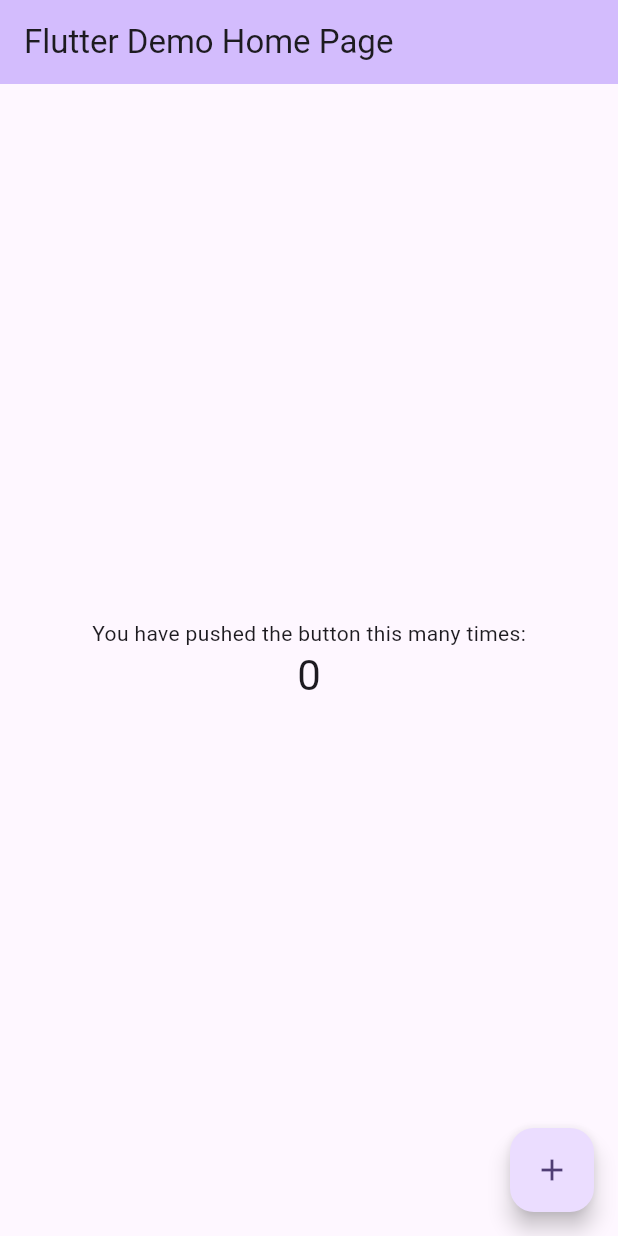
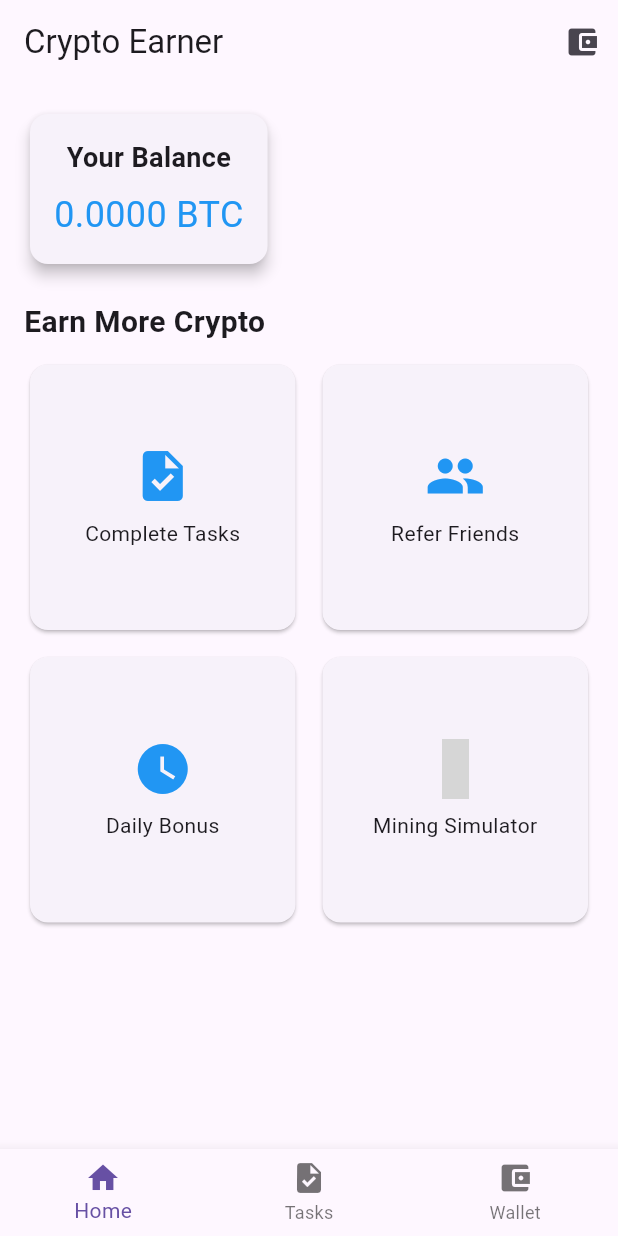
Before and after one commit to could-ai/019a21db-df8b-78df-875e-e16edebe4e05, a Flutter app: the screen it shows after launch, on a phone screen of 412 x 824 dp. Run offline on Flutter 3.47's test engine with Material 3 defaults, Android fonts, the phone set to English and light mode, and no system bars; our stand-ins replace share_plus, shared_preferences; statements that could not run were skipped; grey boxes are pictures that could not be loaded.

Commit message:
Updated the app name to 'crypto_earner_app' and description to reflect a free crypto earning app. Added provider for state management and shared_preferences for local data storage to handle user balance and tasks locally.; Completely rewrote main.dart to set up the crypto earning app structure with Provider for state management, SharedPreferences for local storage, and routes for different screens including Home, Tasks, Wallet, and Referral.; Created the home screen displaying the user's crypto balance, navigation to tasks and referral screens, and a bottom navigation bar for easy access to main sections. This screen serves as the main dashboard for the crypto earning app.; Created the tasks screen where users can view and complete tasks to earn crypto. Each task shows its title, reward amount, and a button to complete it, updating the balance through the provider.; Created the wallet screen to display the user's crypto balance and transaction history. It shows current balance and a list of past transactions with dates and amounts.; Created the referral screen where users can view their referral code, share it to invite friends, and see potential earnings from referrals. This encourages user growth and provides another way to earn crypto.; Created the AppProvider class to manage app state using Provider pattern. It handles user balance, tasks list, transactions history, and referral code. Includes methods to complete tasks, add referral earnings, and persist data using SharedPreferences.; Created a placeholder screen for the mining simulator feature, which can be expanded later to include simulated crypto mining gameplay.; Created a placeholder screen for the daily bonus feature, which can be implemented later to provide daily rewards to users.

```diff
--- a/usr/lib/main.dart
+++ b/usr/lib/main.dart
@@ -1,120 +1,44 @@
 import 'package:flutter/material.dart';
+import 'package:provider/provider.dart';
+import 'package:shared_preferences/shared_preferences.dart';
 
-void main() {
-  runApp(const MyApp());
+import 'screens/home_screen.dart';
+import 'screens/tasks_screen.dart';
+import 'screens/wallet_screen.dart';
+import 'screens/referral_screen.dart';
+import 'providers/app_provider.dart';
+
+void main() async {
+  WidgetsFlutterBinding.ensureInitialized();
+  final prefs = await SharedPreferences.getInstance();
+  runApp(MyApp(prefs: prefs));
 }
 
 class MyApp extends StatelessWidget {
-  const MyApp({super.key});
+  final SharedPreferences prefs;
 
-  // This widget is the root of your application.
+  const MyApp({super.key, required this.prefs});
+
   @override
   Widget build(BuildContext context) {
-    return MaterialApp(
-      title: 'Flutter Demo',
-      debugShowCheckedModeBanner: false,
-      theme: ThemeData(
-        // This is the theme of your application.
-        //
-        // TRY THIS: Try running your application with "flutter run". You'll see
-        // the application has a purple toolbar. Then, without quitting the app,
-        // try changing the seedColor in the colorScheme below to Colors.green
-        // and then invoke "hot reload" (save your changes or press the "hot
-        // reload" button in a Flutter-supported IDE, or press "r" if you used
-        // the command line to start the app).
-        //
-        // Notice that the counter didn't reset back to zero; the application
-        // state is not lost during the reload. To reset the state, use hot
-        // restart instead.
-        //
-        // This works for code too, not just values: Most code changes can be
-        // tested with just a hot reload.
-        colorScheme: ColorScheme.fromSeed(seedColor: Colors.deepPurple),
+    return MultiProvider(
+      providers: [
+        ChangeNotifierProvider(create: (_) => AppProvider(prefs)),
+      ],
+      child: MaterialApp(
+        title: 'Crypto Earner',
+        debugShowCheckedModeBanner: false,
+        theme: ThemeData(
+          primarySwatch: Colors.blue,
+          visualDensity: VisualDensity.adaptivePlatformDensity,
+        ),
+        home: const HomeScreen(),
+        routes: {
+          '/tasks': (context) => const TasksScreen(),
+          '/wallet': (context) => const WalletScreen(),
+          '/referral': (context) => const ReferralScreen(),
+        },
       ),
-      home: const MyHomePage(title: 'Flutter Demo Home Page'),
     );
   }
 }
-
-class MyHomePage extends StatefulWidget {
-  const MyHomePage({super.key, required this.title});
-
-  // This widget is the home page of your application. It is stateful, meaning
-  // that it has a State object (defined below) that contains fields that affect
-  // how it looks.
-
-  // This class is the configuration for the state. It holds the values (in this
-  // case the title) provided by the parent (in this case the App widget) and
-  // used by the build method of the State. Fields in a Widget subclass are
-  // always marked "final".
-
-  final String title;
-
-  @override
-  State<MyHomePage> createState() => _MyHomePageState();
-}
-
-class _MyHomePageState extends State<MyHomePage> {
-  int _counter = 0;
-
-  void _incrementCounter() {
-    setState(() {
-      // This call to setState tells the Flutter framework that something has
-      // changed in this State, which causes it to rerun the build method below
-      // so that the display can reflect the updated values. If we changed
-      // _counter without calling setState(), then the build method would not be
-      // called again, and so nothing would appear to happen.
-      _counter++;
-    });
-  }
-
-  @override
-  Widget build(BuildContext context) {
-    // This method is rerun every time setState is called, for instance as done
-    // by the _incrementCounter method above.
-    //
-    // The Flutter framework has been optimized to make rerunning build methods
-    // fast, so that you can just rebuild anything that needs updating rather
-    // than having to individually change instances of widgets.
-    return Scaffold(
-      appBar: AppBar(
-        // TRY THIS: Try changing the color here to a specific color (to
-        // Colors.amber, perhaps?) and trigger a hot reload to see the AppBar
-        // change color while the other colors stay the same.
-        backgroundColor: Theme.of(context).colorScheme.inversePrimary,
-        // Here we take the value from the MyHomePage object that was created by
-        // the App.build method, and use it to set our appbar title.
-        title: Text(widget.title),
-      ),
-      body: Center(
-        // Center is a layout widget. It takes a single child and positions it
-        // in the middle of the parent.
-        child: Column(
-          // Column is also a layout widget. It takes a list of children and
-          // arranges them vertically. By default, it sizes itself to fit its
-          // children horizontally, and tries to be as tall as its parent.
-          //
-          // Column has various properties to control how it sizes itself and
-          // how it positions its children. Here we use mainAxisAlignment to
-          // center the children vertically; the main axis here is the vertical
-          // axis because Columns are vertical (the cross axis would be
-          // horizontal).
-          //
-          // TRY THIS: Invoke "debug painting" (choose the "Toggle Debug Paint"
-          // action in the IDE, or press "p" in the console), to see the
-          // wireframe for each widget.
-          mainAxisAlignment: MainAxisAlignment.center,
-          children: <Widget>[
-            const Text('You have pushed the button this many times:'),
-            Text('$_counter', style: Theme.of(context).textTheme.headlineMedium),
-          ],
-        ),
-      ),
-      floatingActionButton: FloatingActionButton(
-        onPressed: _incrementCounter,
-        tooltip: 'Increment',
-        child: const Icon(Icons.add),
-      ), // This trailing comma makes auto-formatting nicer for build methods.
-    );
-  }
-}
--- /dev/null
+++ b/usr/lib/providers/app_provider.dart
@@ -0,0 +1,108 @@
+import 'package:flutter/material.dart';
+import 'package:shared_preferences/shared_preferences.dart';
+
+class Task {
+  final String title;
+  final double reward;
+  bool isCompleted;
+
+  Task({required this.title, required this.reward, this.isCompleted = false});
+
+  Map<String, dynamic> toJson() => {
+    'title': title,
+    'reward': reward,
+    'isCompleted': isCompleted,
+  };
+
+  factory Task.fromJson(Map<String, dynamic> json) => Task(
+    title: json['title'],
+    reward: json['reward'],
+    isCompleted: json['isCompleted'],
+  );
+}
+
+class Transaction {
+  final String description;
+  final double amount;
+  final DateTime date;
+
+  Transaction({required this.description, required this.amount, required this.date});
+
+  Map<String, dynamic> toJson() => {
+    'description': description,
+    'amount': amount,
+    'date': date.toISOString(),
+  };
+
+  factory Transaction.fromJson(Map<String, dynamic> json) => Transaction(
+    description: json['description'],
+    amount: json['amount'],
+    date: DateTime.parse(json['date']),
+  );
+}
+
+class AppProvider extends ChangeNotifier {
+  final SharedPreferences prefs;
+
+  AppProvider(this.prefs) {
+    _loadData();
+  }
+
+  double _balance = 0.0;
+  List<Task> _tasks = [
+    Task(title: 'Watch a 30-second ad', reward: 0.00001),
+    Task(title: 'Complete daily login', reward: 0.000005),
+    Task(title: 'Share app on social media', reward: 0.00002),
+    Task(title: 'Rate the app', reward: 0.000015),
+    Task(title: 'Invite 1 friend', reward: 0.0001),
+  ];
+  List<Transaction> _transactions = [];
+  String _referralCode = '';
+
+  double get balance => _balance;
+  List<Task> get tasks => _tasks;
+  List<Transaction> get transactions => _transactions;
+  String get referralCode => _referralCode;
+
+  void _loadData() {
+    _balance = prefs.getDouble('balance') ?? 0.0;
+    _referralCode = prefs.getString('referralCode') ?? _generateReferralCode();
+    // Load tasks and transactions if needed
+    notifyListeners();
+  }
+
+  void _saveData() {
+    prefs.setDouble('balance', _balance);
+    prefs.setString('referralCode', _referralCode);
+  }
+
+  String _generateReferralCode() {
+    return 'REF${DateTime.now().millisecondsSinceEpoch.toString().substring(8)}';
+  }
+
+  void completeTask(int index) {
+    if (index < _tasks.length && !_tasks[index].isCompleted) {
+      _tasks[index].isCompleted = true;
+      _balance += _tasks[index].reward;
+      _transactions.add(Transaction(
+        description: 'Completed: ${_tasks[index].title}',
+        amount: _tasks[index].reward,
+        date: DateTime.now(),
+      ));
+      _saveData();
+      notifyListeners();
+    }
+  }
+
+  void addReferralEarning() {
+    const double referralReward = 0.0001;
+    _balance += referralReward;
+    _transactions.add(Transaction(
+      description: 'Referral bonus',
+      amount: referralReward,
+      date: DateTime.now(),
+    ));
+    _saveData();
+    notifyListeners();
+  }
+}
--- /dev/null
+++ b/usr/lib/screens/daily_bonus_screen.dart
@@ -0,0 +1,17 @@
+import 'package:flutter/material.dart';
+
+class DailyBonusScreen extends StatelessWidget {
+  const DailyBonusScreen({super.key});
+
+  @override
+  Widget build(BuildContext context) {
+    return Scaffold(
+      appBar: AppBar(
+        title: const Text('Daily Bonus'),
+      ),
+      body: const Center(
+        child: Text('Daily Bonus Coming Soon!'),
+      ),
+    );
+  }
+}
--- /dev/null
+++ b/usr/lib/screens/home_screen.dart
@@ -0,0 +1,103 @@
+import 'package:flutter/material.dart';
+import 'package:provider/provider.dart';
+import '../providers/app_provider.dart';
+
+class HomeScreen extends StatelessWidget {
+  const HomeScreen({super.key});
+
+  @override
+  Widget build(BuildContext context) {
+    final appProvider = Provider.of<AppProvider>(context);
+
+    return Scaffold(
+      appBar: AppBar(
+        title: const Text('Crypto Earner'),
+        actions: [
+          IconButton(
+            icon: const Icon(Icons.account_balance_wallet),
+            onPressed: () => Navigator.pushNamed(context, '/wallet'),
+          ),
+        ],
+      ),
+      body: Padding(
+        padding: const EdgeInsets.all(16.0),
+        child: Column(
+          crossAxisAlignment: CrossAxisAlignment.start,
+          children: [
+            Card(
+              elevation: 4,
+              child: Padding(
+                padding: const EdgeInsets.all(16.0),
+                child: Column(
+                  children: [
+                    const Text(
+                      'Your Balance',
+                      style: TextStyle(fontSize: 18, fontWeight: FontWeight.bold),
+                    ),
+                    const SizedBox(height: 8),
+                    Text(
+                      '${appProvider.balance.toStringAsFixed(4)} BTC',
+                      style: const TextStyle(fontSize: 24, color: Colors.blue),
+                    ),
+                  ],
+                ),
+              ),
+            ),
+            const SizedBox(height: 20),
+            const Text(
+              'Earn More Crypto',
+              style: TextStyle(fontSize: 20, fontWeight: FontWeight.bold),
+            ),
+            const SizedBox(height: 10),
+            GridView.count(
+              crossAxisCount: 2,
+              shrinkWrap: true,
+              crossAxisSpacing: 10,
+              mainAxisSpacing: 10,
+              children: [
+                _buildMenuItem(context, Icons.task, 'Complete Tasks', '/tasks'),
+                _buildMenuItem(context, Icons.people, 'Refer Friends', '/referral'),
+                _buildMenuItem(context, Icons.watch_later, 'Daily Bonus', null),
+                _buildMenuItem(context, Icons.mining, 'Mining Simulator', null),
+              ],
+            ),
+          ],
+        ),
+      ),
+      bottomNavigationBar: BottomNavigationBar(
+        items: const [
+          BottomNavigationBarItem(icon: Icon(Icons.home), label: 'Home'),
+          BottomNavigationBarItem(icon: Icon(Icons.task), label: 'Tasks'),
+          BottomNavigationBarItem(icon: Icon(Icons.account_balance_wallet), label: 'Wallet'),
+        ],
+        currentIndex: 0,
+        onTap: (index) {
+          switch (index) {
+            case 1:
+              Navigator.pushNamed(context, '/tasks');
+              break;
+            case 2:
+              Navigator.pushNamed(context, '/wallet');
+              break;
+          }
+        },
+      ),
+    );
+  }
+
+  Widget _buildMenuItem(BuildContext context, IconData icon, String title, String? route) {
+    return Card(
+      child: InkWell(
+        onTap: route != null ? () => Navigator.pushNamed(context, route) : null,
+        child: Column(
+          mainAxisAlignment: MainAxisAlignment.center,
+          children: [
+            Icon(icon, size: 40, color: Colors.blue),
+            const SizedBox(height: 8),
+            Text(title, textAlign: TextAlign.center),
+          ],
+        ),
+      ),
+    );
+  }
+}
--- a/usr/pubspec.yaml
+++ b/usr/pubspec.yaml
@@ -1,5 +1,5 @@
-name: couldai_user_app
-description: "A new Flutter project."
+name: crypto_earner_app
+description: "A free crypto earning app built with Flutter."
 # The following line prevents the package from being accidentally published to
 # pub.dev using `flutter pub publish`. This is preferred for private packages.
 publish_to: 'none' # Remove this line if you wish to publish to pub.dev
@@ -34,6 +34,8 @@ dependencies:
   # The following adds the Cupertino Icons font to your application.
   # Use with the CupertinoIcons class for iOS style icons.
   cupertino_icons: ^1.0.8
+  provider: ^6.1.2
+  shared_preferences: ^2.2.3
 
 dev_dependencies:
   flutter_test:
```
Also changed, not shown: usr/lib/screens/mining_simulator_screen.dart (added, +17 -0 lines), usr/lib/screens/referral_screen.dart (added, +80 -0 lines), usr/lib/screens/tasks_screen.dart (added, +37 -0 lines), usr/lib/screens/wallet_screen.dart (added, +74 -0 lines).
